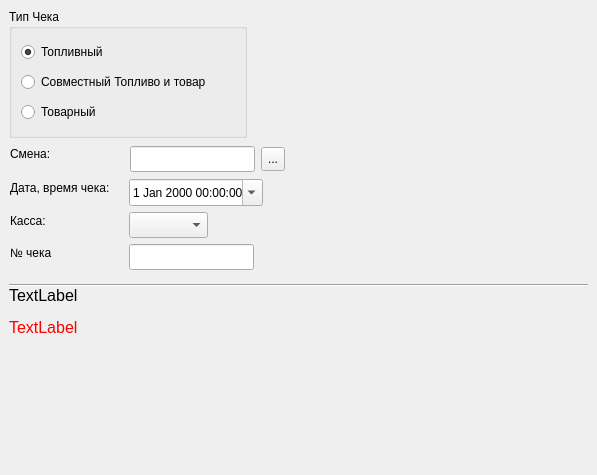
This is RecoveryWizard/shiftspage.ui in rust3128/CheckRecoveryWizard as Qt 5 draws it before an edit. The edited form follows.
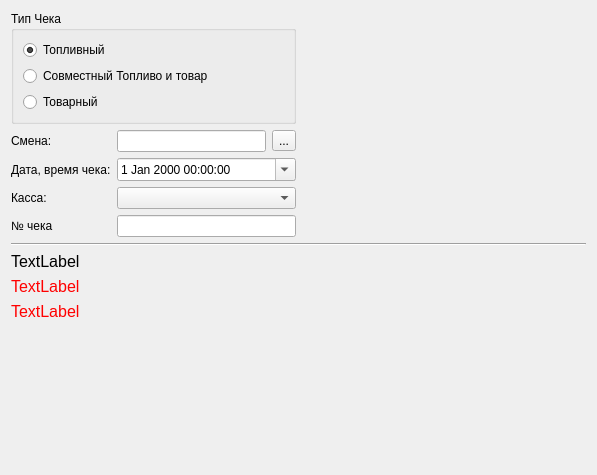
This is the edited form.

What changed in the file:
```diff
--- a/RecoveryWizard/shiftspage.ui
+++ b/RecoveryWizard/shiftspage.ui
@@ -19,82 +19,22 @@
   <property name="subTitle">
    <string>Укажите тип чека, смену или выберите ее из списка. Укажите дату и номер чека.</string>
   </property>
-  <widget class="Line" name="line">
-   <property name="geometry">
-    <rect>
-     <x>9</x>
-     <y>277</y>
-     <width>579</width>
-     <height>16</height>
-    </rect>
-   </property>
-   <property name="lineWidth">
-    <number>1</number>
-   </property>
-   <property name="midLineWidth">
-    <number>0</number>
-   </property>
+  <layout class="QGridLayout" name="gridLayout">
+   <item row="1" column="1">
+    <spacer name="horizontalSpacer">
    <property name="orientation">
     <enum>Qt::Horizontal</enum>
    </property>
-  </widget>
-  <widget class="QLabel" name="labelDublicateNumCheck">
-   <property name="geometry">
-    <rect>
-     <x>9</x>
-     <y>316</y>
-     <width>72</width>
-     <height>22</height>
-    </rect>
-   </property>
-   <property name="font">
-    <font>
-     <pointsize>12</pointsize>
-    </font>
-   </property>
-   <property name="styleSheet">
-    <string notr="true">color: rgb(255, 0, 0);</string>
-   </property>
-   <property name="text">
-    <string>TextLabel</string>
-   </property>
-  </widget>
-  <widget class="QLabel" name="labelShiftData">
-   <property name="geometry">
-    <rect>
-     <x>9</x>
-     <y>286</y>
-     <width>74</width>
-     <height>24</height>
-    </rect>
-   </property>
-   <property name="font">
-    <font>
-     <pointsize>12</pointsize>
-    </font>
-   </property>
-   <property name="text">
-    <string>TextLabel</string>
-   </property>
-   <property name="alignment">
-    <set>Qt::AlignLeading|Qt::AlignLeft|Qt::AlignTop</set>
-   </property>
-   <property name="wordWrap">
-    <bool>true</bool>
-   </property>
-   <property name="margin">
-    <number>1</number>
-   </property>
-  </widget>
+     <property name="sizeHint" stdset="0">
+      <size>
+       <width>40</width>
+       <height>20</height>
+      </size>
+     </property>
+    </spacer>
+   </item>
+   <item row="0" column="0">
   <widget class="QGroupBox" name="groupBox">
-   <property name="geometry">
-    <rect>
-     <x>9</x>
-     <y>9</y>
-     <width>238</width>
-     <height>129</height>
-    </rect>
-   </property>
    <property name="title">
     <string>Тип Чека</string>
    </property>
@@ -125,114 +65,144 @@
     </item>
    </layout>
   </widget>
+   </item>
+   <item row="1" column="0">
+    <layout class="QFormLayout" name="formLayout">
+     <item row="0" column="0">
   <widget class="QLabel" name="label">
-   <property name="geometry">
-    <rect>
-     <x>10</x>
-     <y>145</y>
-     <width>45</width>
-     <height>18</height>
-    </rect>
-   </property>
    <property name="text">
     <string>Смена:</string>
    </property>
   </widget>
+     </item>
+     <item row="0" column="1">
+      <layout class="QHBoxLayout" name="horizontalLayout">
+       <item>
+        <widget class="QLineEdit" name="lineEditShiftID"/>
+       </item>
+       <item>
+        <widget class="QToolButton" name="toolButton">
+         <property name="text">
+          <string>...</string>
+         </property>
+        </widget>
+       </item>
+      </layout>
+     </item>
+     <item row="1" column="0">
   <widget class="QLabel" name="label_2">
-   <property name="geometry">
-    <rect>
-     <x>10</x>
-     <y>179</y>
-     <width>113</width>
-     <height>18</height>
-    </rect>
-   </property>
    <property name="text">
     <string>Дата, время чека:</string>
    </property>
   </widget>
+     </item>
+     <item row="1" column="1">
   <widget class="QDateTimeEdit" name="dateTimeEdit">
-   <property name="geometry">
-    <rect>
-     <x>129</x>
-     <y>179</y>
-     <width>134</width>
-     <height>27</height>
-    </rect>
-   </property>
    <property name="calendarPopup">
     <bool>true</bool>
    </property>
   </widget>
-  <widget class="QLabel" name="label_3">
-   <property name="geometry">
-    <rect>
-     <x>10</x>
-     <y>244</y>
-     <width>47</width>
-     <height>18</height>
-    </rect>
-   </property>
-   <property name="text">
-    <string>№ чека</string>
-   </property>
-  </widget>
-  <widget class="QLineEdit" name="lineEditNumCheck">
-   <property name="geometry">
-    <rect>
-     <x>129</x>
-     <y>244</y>
-     <width>125</width>
-     <height>26</height>
-    </rect>
-   </property>
-  </widget>
+     </item>
+     <item row="2" column="0">
   <widget class="QLabel" name="LabelPoss">
-   <property name="geometry">
-    <rect>
-     <x>10</x>
-     <y>212</y>
-     <width>39</width>
-     <height>18</height>
-    </rect>
-   </property>
    <property name="text">
     <string>Касса:</string>
    </property>
   </widget>
-  <widget class="QComboBox" name="comboBoxPoss">
-   <property name="geometry">
-    <rect>
-     <x>129</x>
-     <y>212</y>
-     <width>79</width>
-     <height>26</height>
-    </rect>
-   </property>
-  </widget>
-  <widget class="QLineEdit" name="lineEditShiftID">
-   <property name="geometry">
-    <rect>
-     <x>130</x>
-     <y>146</y>
-     <width>125</width>
-     <height>26</height>
-    </rect>
-   </property>
-  </widget>
-  <widget class="QToolButton" name="toolButton">
-   <property name="geometry">
-    <rect>
-     <x>261</x>
-     <y>147</y>
-     <width>24</width>
-     <height>24</height>
-    </rect>
+     </item>
+     <item row="2" column="1">
+      <widget class="QComboBox" name="comboBoxPoss"/>
+     </item>
+     <item row="3" column="0">
+      <widget class="QLabel" name="label_3">
+       <property name="text">
+        <string>№ чека</string>
+       </property>
+      </widget>
+     </item>
+     <item row="3" column="1">
+      <widget class="QLineEdit" name="lineEditNumCheck"/>
+     </item>
+    </layout>
+   </item>
+   <item row="2" column="0" colspan="2">
+    <widget class="Line" name="line">
+     <property name="lineWidth">
+      <number>1</number>
+     </property>
+     <property name="midLineWidth">
+      <number>0</number>
+     </property>
+     <property name="orientation">
+      <enum>Qt::Horizontal</enum>
+     </property>
+    </widget>
+   </item>
+   <item row="3" column="0" colspan="2">
+    <widget class="QLabel" name="labelShiftData">
+     <property name="font">
+      <font>
+       <pointsize>12</pointsize>
+      </font>
    </property>
    <property name="text">
-    <string>...</string>
-   </property>
-  </widget>
+      <string>TextLabel</string>
+     </property>
+     <property name="alignment">
+      <set>Qt::AlignLeading|Qt::AlignLeft|Qt::AlignTop</set>
+     </property>
+     <property name="wordWrap">
+      <bool>true</bool>
+     </property>
+     <property name="margin">
+      <number>1</number>
+     </property>
+    </widget>
+   </item>
+   <item row="4" column="0" colspan="2">
+    <widget class="QLabel" name="labelDublicateNumCheck">
+     <property name="font">
+      <font>
+       <pointsize>12</pointsize>
+      </font>
+     </property>
+     <property name="styleSheet">
+      <string notr="true">color: rgb(255, 0, 0);</string>
+     </property>
+     <property name="text">
+      <string>TextLabel</string>
+     </property>
+    </widget>
+   </item>
+   <item row="6" column="0" colspan="2">
+    <spacer name="verticalSpacer">
+     <property name="orientation">
+      <enum>Qt::Vertical</enum>
+     </property>
+     <property name="sizeHint" stdset="0">
+      <size>
+       <width>20</width>
+       <height>40</height>
+      </size>
+     </property>
+    </spacer>
+   </item>
+   <item row="5" column="0" colspan="2">
+    <widget class="QLabel" name="labelPossInfo">
+     <property name="font">
+      <font>
+       <pointsize>12</pointsize>
+      </font>
+     </property>
+     <property name="styleSheet">
+      <string notr="true">color: rgb(255, 0, 0);</string>
+     </property>
+     <property name="text">
+      <string>TextLabel</string>
+     </property>
+    </widget>
+   </item>
+  </layout>
  </widget>
  <resources/>
  <connections/>
```
Lines whose indentation alone changed are shown as unchanged.
